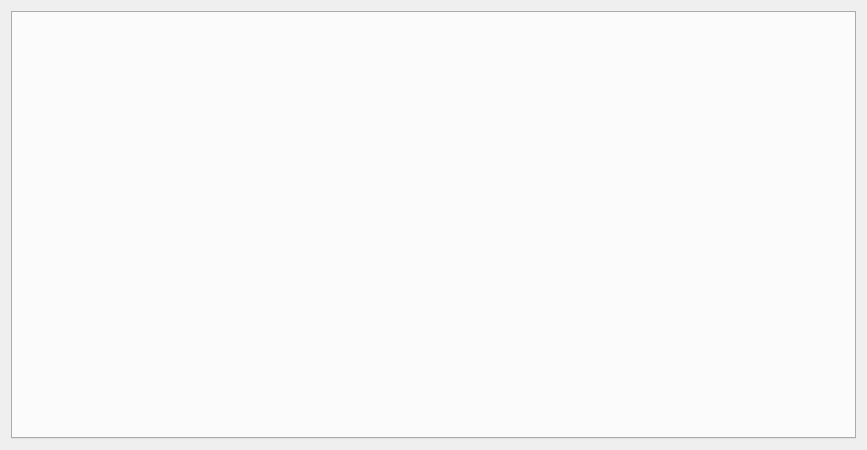
The window that client/src/config/vidstor/vidstorsetting.ui (linkingvision/rapidvms) describes before a commit, drawn with Qt 5.
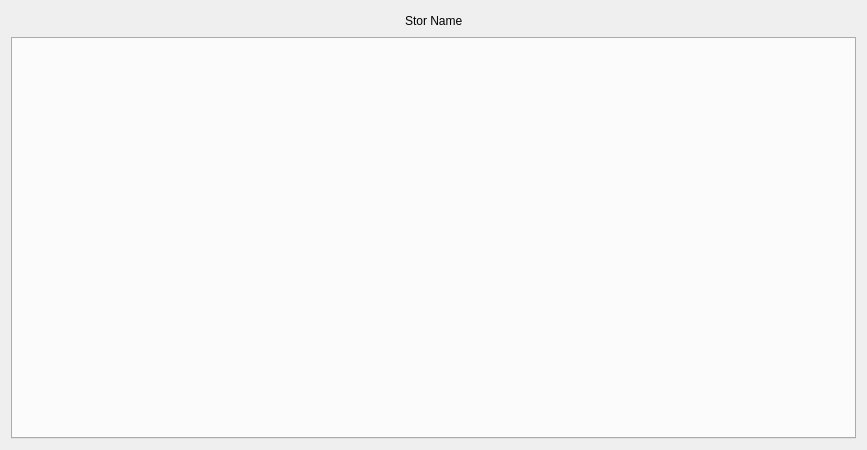
The same window after the commit.

Diff of the .ui file:
```diff
--- a/client/src/config/vidstor/vidstorsetting.ui
+++ b/client/src/config/vidstor/vidstorsetting.ui
@@ -29,6 +29,43 @@
    <string notr="true"/>
   </property>
   <layout class="QVBoxLayout" name="verticalLayout">
+   <item>
+    <layout class="QHBoxLayout" name="horizontalLayout_2">
+     <item>
+      <spacer name="horizontalSpacer">
+       <property name="orientation">
+        <enum>Qt::Horizontal</enum>
+       </property>
+       <property name="sizeHint" stdset="0">
+        <size>
+         <width>40</width>
+         <height>20</height>
+        </size>
+       </property>
+      </spacer>
+     </item>
+     <item>
+      <widget class="QLabel" name="storName">
+       <property name="text">
+        <string>Stor Name</string>
+       </property>
+      </widget>
+     </item>
+     <item>
+      <spacer name="horizontalSpacer_4">
+       <property name="orientation">
+        <enum>Qt::Horizontal</enum>
+       </property>
+       <property name="sizeHint" stdset="0">
+        <size>
+         <width>40</width>
+         <height>20</height>
+        </size>
+       </property>
+      </spacer>
+     </item>
+    </layout>
+   </item>
    <item>
     <widget class="QTabWidget" name="tabWidget">
      <property name="currentIndex">
```
Left out of the diff: 2 changed lines with no effect on the pictures.
